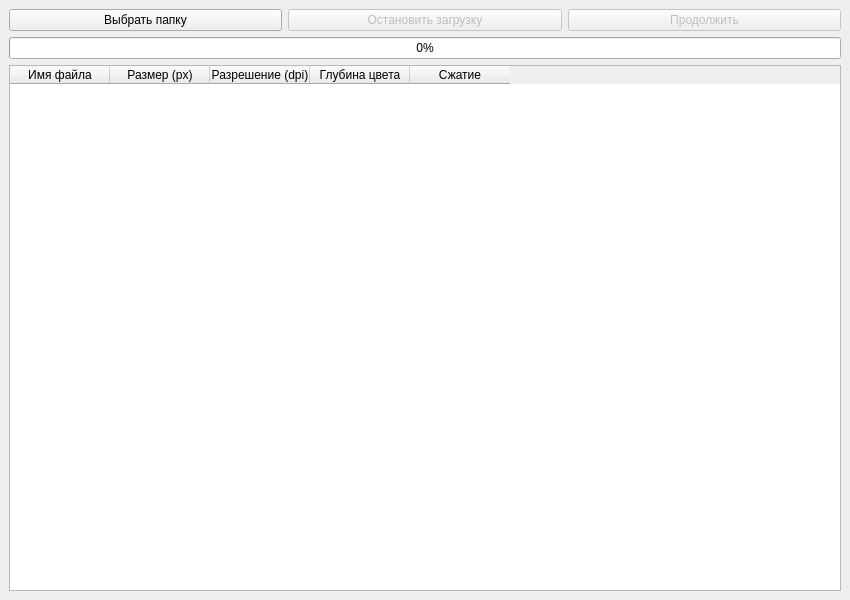
The window that LAB2/interface.ui (barbossw/PKG) describes before a commit, drawn with Qt 5.
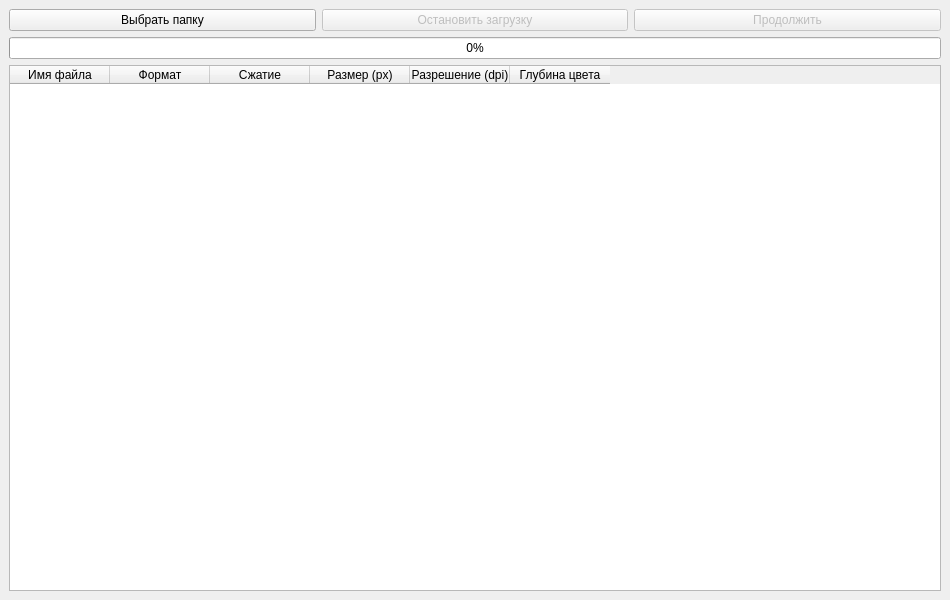
The same window after the commit.

What changed in the file:
```diff
--- a/LAB2/interface.ui
+++ b/LAB2/interface.ui
@@ -6,7 +6,7 @@
    <rect>
     <x>0</x>
     <y>0</y>
-    <width>850</width>
+    <width>950</width>
     <height>600</height>
    </rect>
   </property>
@@ -60,6 +60,16 @@
         <string>Имя файла</string>
        </property>
       </column>
+      <column>
+       <property name="text">
+        <string>Формат</string>
+       </property>
+      </column>
+      <column>
+       <property name="text">
+        <string>Сжатие</string>
+       </property>
+      </column>
       <column>
        <property name="text">
         <string>Размер (px)</string>
@@ -75,11 +85,6 @@
         <string>Глубина цвета</string>
        </property>
       </column>
-      <column>
-       <property name="text">
-        <string>Сжатие</string>
-       </property>
-      </column>
      </widget>
     </item>
    </layout>
```
